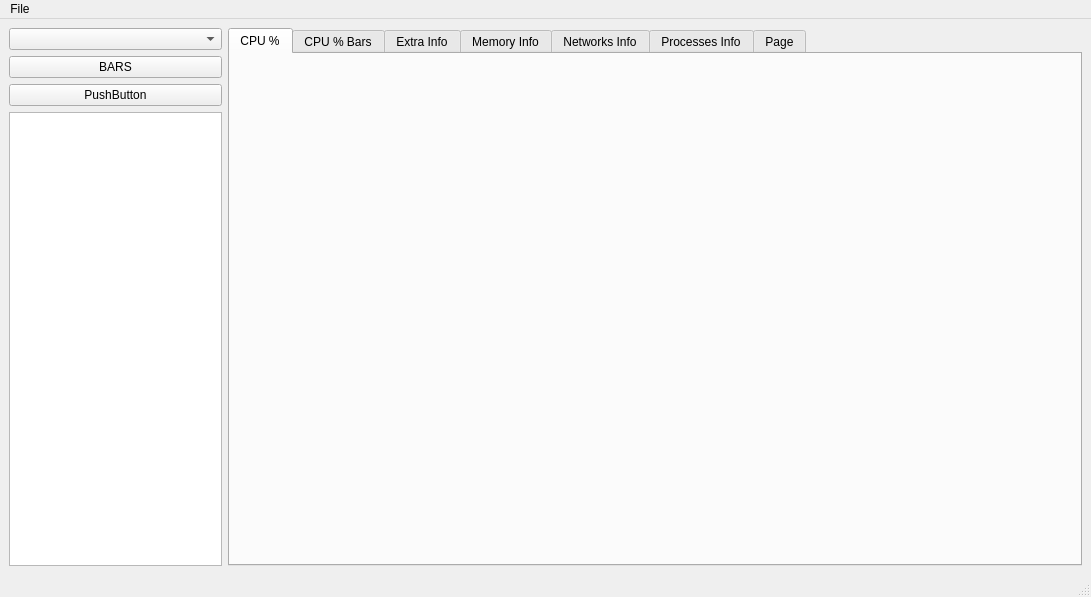
First picture: the form in designer2.ui, repository SeptiD/cpu_monitor, before the edit.
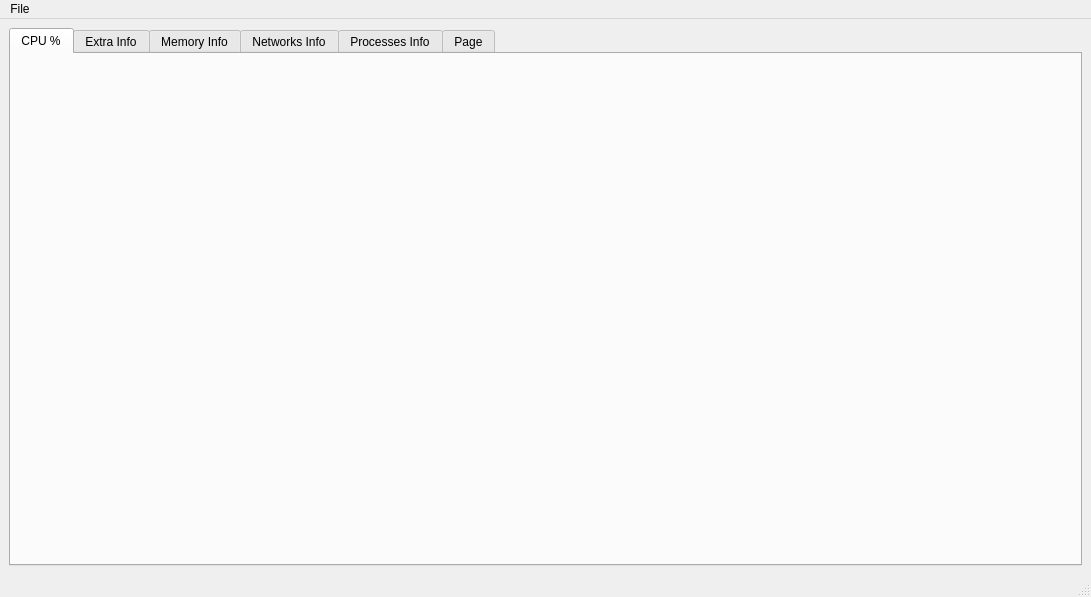
Second picture: the form after the edit. The open tabs and pages were chosen to show the change.

Commit message: Lots of shit happened, refactored, implemented plot only when on(I028), put on one page cpu plots and percentage bars

The edit to the form file:
```diff
--- a/designer2.ui
+++ b/designer2.ui
@@ -17,47 +17,10 @@
    <property name="enabled">
     <bool>true</bool>
    </property>
-   <layout class="QHBoxLayout" name="horizontalLayout" stretch="1,4">
+   <layout class="QHBoxLayout" name="horizontalLayout" stretch="0">
     <property name="sizeConstraint">
      <enum>QLayout::SetDefaultConstraint</enum>
     </property>
-    <item>
-     <layout class="QVBoxLayout" name="verticalLayout_options" stretch="0,0,0,0">
-      <property name="spacing">
-       <number>6</number>
-      </property>
-      <property name="sizeConstraint">
-       <enum>QLayout::SetFixedSize</enum>
-      </property>
-      <item>
-       <widget class="QComboBox" name="comboBox_system_info"/>
-      </item>
-      <item>
-       <widget class="QPushButton" name="button_cpu_views">
-        <property name="text">
-         <string>BARS</string>
-        </property>
-        <property name="autoDefault">
-         <bool>false</bool>
-        </property>
-       </widget>
-      </item>
-      <item>
-       <widget class="QPushButton" name="pushButton">
-        <property name="text">
-         <string>PushButton</string>
-        </property>
-       </widget>
-      </item>
-      <item>
-       <widget class="QTextEdit" name="textEdit">
-        <property name="enabled">
-         <bool>true</bool>
-        </property>
-       </widget>
-      </item>
-     </layout>
-    </item>
     <item>
      <widget class="QTabWidget" name="tabWidget">
       <property name="currentIndex">
@@ -67,7 +30,10 @@
        <attribute name="title">
         <string>CPU %</string>
        </attribute>
-       <layout class="QVBoxLayout" name="verticalLayout_3">
+       <layout class="QHBoxLayout" name="horizontalLayout_2" stretch="1,3">
+        <item>
+         <layout class="QHBoxLayout" name="horizontalLayout_cpu_progress_bars"/>
+        </item>
         <item>
          <layout class="QGridLayout" name="gridLayout_cpu_plots">
           <property name="leftMargin">
@@ -77,16 +43,6 @@
         </item>
        </layout>
       </widget>
-      <widget class="QWidget" name="tab_cpu_per_bars">
-       <attribute name="title">
-        <string>CPU % Bars</string>
-       </attribute>
-       <layout class="QVBoxLayout" name="verticalLayout_2">
-        <item>
-         <layout class="QVBoxLayout" name="verticalLayout_cpu_progress_bars"/>
-        </item>
-       </layout>
-      </widget>
       <widget class="QWidget" name="tab_extra_info">
        <attribute name="title">
         <string>Extra Info</string>
```
Left out of the diff: 2 changed lines with no effect on the pictures. The commit also changes 2 other files.
